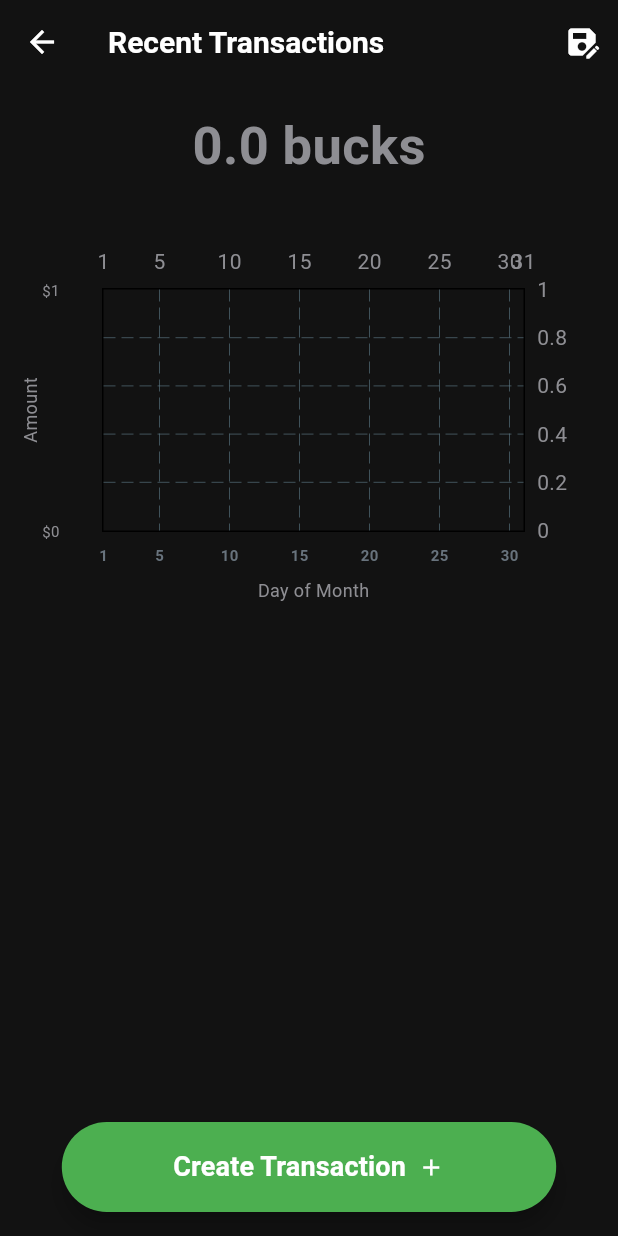
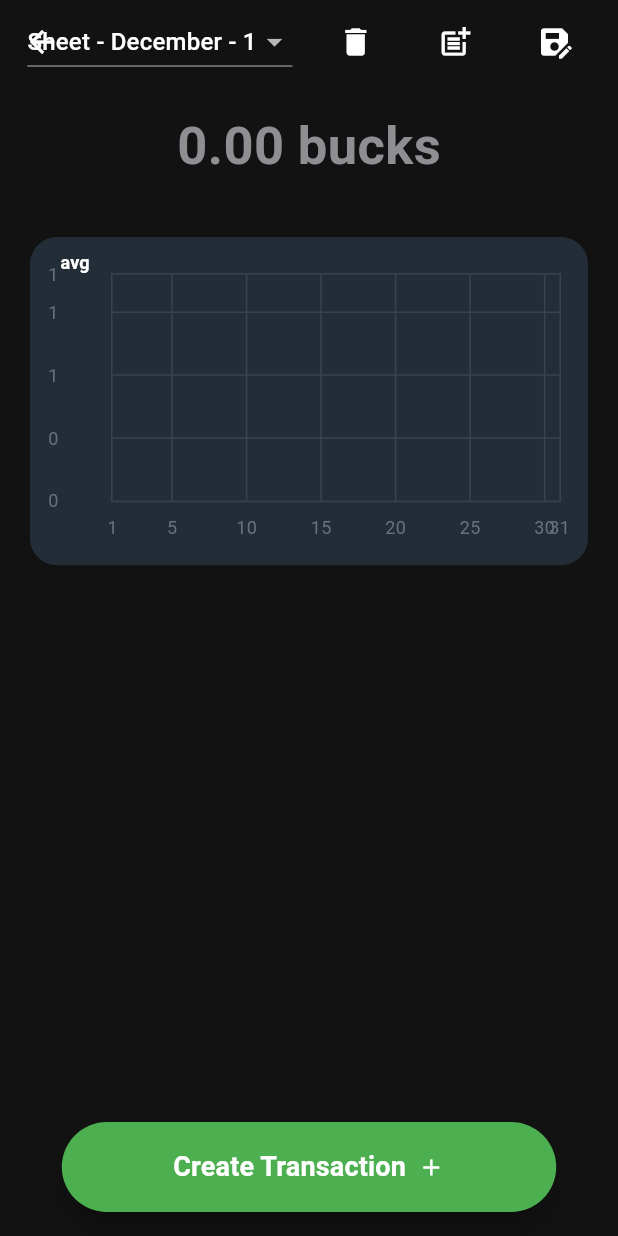
Before and after one commit to NrdyBhu1/finmanager, a Flutter app: the HomeScreen screen opened by its route, on a phone screen of 412 x 824 dp. Run offline on Flutter 3.47's test engine with Material 3 defaults, Android fonts, the phone set to English and light mode, and no system bars; drawn by our look-alikes of fl_chart; our stand-ins replace hive, hive_flutter, open_filex, pdf; accounts and stored records are empty; Roboto replaces fonts that are missing (SF Pro Display).

Commit message:
Some final changes i guess

```diff
--- a/lib/finance_provider.dart
+++ b/lib/finance_provider.dart
@@ -40,6 +40,12 @@ class FinanceProvider with ChangeNotifier {
     for (var sheet in _sheets) {
       await sheetsBox.put(sheet.id, sheet);
     }
+  }
+
+  void switchSheets(Sheet sheet) {
+    _currentSheet = sheet;
+    _currentSheet?.transactions.sort((a, b) => a.date.compareTo(b.date));
+    notifyListeners();
   }
 
   void _createNewSheet({double initialBalance = 0.0}) {
--- a/lib/main.dart
+++ b/lib/main.dart
@@ -36,7 +36,7 @@ void main() async {
 }
 
 
-Future<Uint8List> generateTransactionPdf(List<Transaction> transactions) async {
+Future<Uint8List> generateTransactionPdf(List<Transaction> transactions, double balance) async {
   final pdf = pw.Document();
 
   // Define the table headers
@@ -64,7 +64,21 @@ Future<Uint8List> generateTransactionPdf(List<Transaction> transactions) async {
               data: data,
               border: pw.TableBorder.all(),
               headerStyle: pw.TextStyle(fontWeight: pw.FontWeight.bold),
-              cellAlignment: pw.Alignment.centerRight,
+              cellAlignment: pw.Alignment.centerLeft,
+              cellAlignments: {
+                0: pw.Alignment.centerLeft,
+                1: pw.Alignment.centerLeft,
+                2: pw.Alignment.centerRight,
+              },
+            ),
+
+            pw.Padding(
+              padding: const pw.EdgeInsets.all(5),
+              child: pw.Text('Balance', style: pw.TextStyle(fontWeight: pw.FontWeight.bold)),
+            ),
+            pw.Padding(
+              padding: const pw.EdgeInsets.all(5),
+              child: pw.Text('$balance.toStringAsFixed(2)', textAlign: pw.TextAlign.right, style: pw.TextStyle(fontWeight: pw.FontWeight.bold)),
             ),
           ],
         );
@@ -133,9 +147,33 @@ class _HomeScreenState extends State<HomeScreen>
     final transactions = currentSheet!.transactions;
     final sheetName = currentSheet!.name;
 
-    final pdfBytes = await generateTransactionPdf(transactions);
+    final pdfBytes = await generateTransactionPdf(transactions, currentSheet!.balance);
 
     await exportAndOpenFile(pdfBytes, sheetName);
+  }
+
+  void _showDeleteConfirmation(
+    BuildContext context, FinanceProvider financeProvider, Sheet sheet) {
+    showDialog(
+      context: context,
+      builder: (context) => AlertDialog(
+        title: const Text('Delete Sheet'),
+        content: const Text('Are you sure you want to delete this sheet?'),
+        actions: [
+          TextButton(
+            onPressed: () => Navigator.of(context).pop(),
+            child: const Text('No'),
+          ),
+          TextButton(
+            onPressed: () {
+              financeProvider.deleteSheet(sheet);
+              Navigator.of(context).pop();
+            },
+            child: const Text('Yes'),
+          ),
+        ],
+      ),
+    );
   }
 
   @override
@@ -145,13 +183,42 @@ class _HomeScreenState extends State<HomeScreen>
 
     return Scaffold(
       appBar: AppBar(
-        title: Text("Recent Transactions"),
         actions: <Widget>[
+          Spacer(),
+          DropdownButton<Sheet>(
+            value: currentSheet,
+            onChanged: (Sheet? newSheet) {
+              if (newSheet != null) {
+                financeProvider.switchSheet(newSheet);
+              }
+
+            },
+            items: financeProvider.sheets.map<DropdownMenuItem<Sheet>>((Sheet sheet) {
+                return DropdownMenuItem<Sheet>(
+                  value: sheet,
+                  child: Text(sheet.name),
+                );
+            }).toList(),
+          ),
+          Spacer(),
+          IconButton(
+            icon: const Icon(Icons.delete),
+            tooltip: 'Delete sheet',
+            onPressed: () { _showDeleteConfirmation(context, financeProvider, currentSheet); },
+          ),
+          Spacer(),
+          IconButton(
+            icon: const Icon(Icons.post_add),
+            tooltip: 'Add sheet',
+            onPressed: () { financeProvider.createNewSheet(); },
+          ),
+          Spacer(),
           IconButton(
             icon: const Icon(Icons.save_as),
             tooltip: 'Export sheet',
             onPressed: () { onExportButtonPressed(context); },
           ),
+          Spacer(),
         ],
       ),
       body: Center(
@@ -161,12 +228,15 @@ class _HomeScreenState extends State<HomeScreen>
             Padding(
               padding: EdgeInsets.all(16.0),
               child: Text(
-                '${currentSheet.balance.toString()} bucks',
+                '${currentSheet.balance.toStringAsFixed(2)} bucks',
                 style: TextStyle(fontSize: 35.0, fontWeight: FontWeight.bold),
               ),
             ),
 
-            MonthlyDebitChart(),
+            Padding(
+              padding: EdgeInsets.all(20.0),
+              child: MonthlyDebitChart(),
+            ),
 
             Expanded(
               child: ListView(
@@ -189,7 +259,7 @@ class _HomeScreenState extends State<HomeScreen>
             onPressed: () {
               showModalBottomSheet(
                 context: context,
-                isScrollControlled: true,
+                // isScrollControlled: true,
                 builder: (BuildContext context) {
                   return TransactionForm();
                 },
--- a/lib/monthly_chart.dart
+++ b/lib/monthly_chart.dart
@@ -7,113 +7,173 @@ import 'finance_provider.dart';
 import 'transaction.dart';
 import 'sheets.dart';
 
-class MonthlyDebitChart extends StatelessWidget {
+import 'package:fl_chart/fl_chart.dart';
+import 'package:flutter/material.dart';
+import 'package:provider/provider.dart';
+import 'finance_provider.dart';
+
+class MonthlyDebitChart extends StatefulWidget {
   const MonthlyDebitChart({super.key});
 
-  Widget bottomTitleWidgets(double value, TitleMeta meta) {
-    const style = TextStyle(
-      color: Color(0xff68737d),
-      fontWeight: FontWeight.bold,
-      fontSize: 10,
-    );
-
-    final day = value.toInt();
-
-    if (day == 1 || day % 5 == 0) {
-      return SideTitleWidget(
-        meta: meta,
-        space: 8.0,
-        child: Text('$day', style: style),
-      );
-    }
-    return Container();
+  @override
+  State<MonthlyDebitChart> createState() => _MonthlyDebitChartState();
 }
 
-  // Inside MonthlyDebitChart class's build method:
+class _MonthlyDebitChartState extends State<MonthlyDebitChart> {
+  // Styling colors inspired by the sample
+  List<Color> gradientColors = [
+    const Color(0xff23b6e6),
+    const Color(0xff02d39a),
+  ];
+
+  bool showAvg = false;
+
   @override
   Widget build(BuildContext context) {
     final provider = Provider.of<FinanceProvider>(context);
     final dailyDebitData = provider.monthlyDebitDataByDay;
 
-    // 1. Data Processing and Setup
+    // 1. Prepare Data Spots
     List<FlSpot> chartSpots = dailyDebitData.entries
         .map((entry) => FlSpot(entry.key.toDouble(), entry.value))
         .toList();
 
-    // Calculate boundaries safely
-    final maxAmount = chartSpots.map((spot) => spot.y).fold(0.0, (a, b) => a > b ? a : b);
-    final maxX = dailyDebitData.keys.fold(31.0, (a, b) => b.toDouble() > a ? b.toDouble() : a);
+    // Sort spots by X value to ensure the line draws correctly
+    chartSpots.sort((a, b) => a.x.compareTo(b.x));
 
-    // FIX 1 & 2: Safe Boundaries and Interval Calculation
-    final safeMaxY = maxAmount > 0 ? maxAmount * 1.1 : 1.0; // If no spending, set max to 1.0
-    final yInterval = maxAmount > 0 ? maxAmount / 3 : 1.0; // If no spending, set interval to 1.0
+    // 2. Calculate dynamic bounds and averages
+    final maxAmount = chartSpots.isEmpty ? 1.0 : chartSpots.map((s) => s.y).reduce((a, b) => a > b ? a : b);
+    final avgAmount = chartSpots.isEmpty ? 0.0 : chartSpots.map((s) => s.y).reduce((a, b) => a + b) / chartSpots.length;
+    final maxX = dailyDebitData.keys.isEmpty ? 31.0 : dailyDebitData.keys.reduce((a, b) => a > b ? a : b).toDouble();
 
-    // 2. The Line Chart configuration
-    return AspectRatio(
-      aspectRatio: 1.5,
+    return Stack(
+      children: <Widget>[
+        AspectRatio(
+          aspectRatio: 1.70,
+          child: Container(
+            decoration: const BoxDecoration(
+              borderRadius: BorderRadius.all(Radius.circular(18)),
+              color: Color(0xff232d37), // Dark background from sample
+            ),
             child: Padding(
               padding: const EdgeInsets.only(right: 18, left: 12, top: 24, bottom: 12),
               child: LineChart(
-          LineChartData(
-            // ... (Existing gridData and borderData) ...
+                showAvg
+                  ? avgData(chartSpots, maxX, maxAmount, avgAmount)
+                  : mainData(chartSpots, maxX, maxAmount),
+              ),
+            ),
+          ),
+        ),
+        // Average Toggle Button
+        SizedBox(
+          width: 60,
+          height: 34,
+          child: TextButton(
+            onPressed: () => setState(() => showAvg = !showAvg),
+            child: Text(
+              'avg',
+              style: TextStyle(
+                fontSize: 12,
+                color: showAvg ? Colors.white.withOpacity(0.5) : Colors.white,
+              ),
+            ),
+          ),
+        ),
+      ],
+    );
+  }
 
+  LineChartData mainData(List<FlSpot> spots, double maxX, double maxAmount) {
+    return LineChartData(
+      gridData: FlGridData(
+        show: true,
+        drawVerticalLine: true,
+        horizontalInterval: maxAmount / 3 > 0 ? maxAmount / 3 : 1,
+        verticalInterval: 5, // Grid line every 5 days
+        getDrawingHorizontalLine: (value) => const FlLine(color: Color(0xff37434d), strokeWidth: 1),
+        getDrawingVerticalLine: (value) => const FlLine(color: Color(0xff37434d), strokeWidth: 1),
+      ),
       titlesData: FlTitlesData(
-              // ... (Existing top and right titles) ...
-
-              // Bottom (X-axis) titles remain the same
+        show: true,
+        rightTitles: const AxisTitles(sideTitles: SideTitles(showTitles: false)),
+        topTitles: const AxisTitles(sideTitles: SideTitles(showTitles: false)),
         bottomTitles: AxisTitles(
-                axisNameWidget: const Text('Day of Month', style: TextStyle(fontSize: 12)),
           sideTitles: SideTitles(
             showTitles: true,
             reservedSize: 30,
-                  interval: 1,
-                  getTitlesWidget: bottomTitleWidgets,
-                ),
-              ),
-
-              // Left (Y-axis) titles with the fix
-              leftTitles: AxisTitles(
-                axisNameWidget: const Text('Amount', style: TextStyle(fontSize: 12)),
-                sideTitles: SideTitles(
-                  showTitles: true,
-                  reservedSize: 40,
-                  interval: yInterval, // <-- NOW USES THE SAFE INTERVAL
-                  getTitlesWidget: (value, meta) {
-                    return Text(
-                      '\$${value.toStringAsFixed(0)}', // Show whole numbers
-                      style: const TextStyle(fontSize: 10),
-                    );
-                  },
+            interval: 5,
+            getTitlesWidget: (value, meta) => SideTitleWidget(
+              meta: meta,
+              child: Text('${value.toInt()}', style: const TextStyle(color: Color(0xff68737d), fontSize: 12)),
             ),
           ),
         ),
-
-            // Define the chart boundaries with safeMaxY
+        leftTitles: AxisTitles(
+          sideTitles: SideTitles(
+            showTitles: true,
+            interval: maxAmount / 3 > 0 ? maxAmount / 3 : 1,
+            getTitlesWidget: (value, meta) => Text(
+              value.toStringAsFixed(0),
+              style: const TextStyle(color: Color(0xff67727d), fontSize: 12),
+            ),
+            reservedSize: 42,
+          ),
+        ),
+      ),
+      borderData: FlBorderData(
+        show: true,
+        border: Border.all(color: const Color(0xff37434d)),
+      ),
       minX: 1,
       maxX: maxX,
       minY: 0,
-            maxY: safeMaxY, // <-- NOW USES THE SAFE MAX Y
-
+      maxY: maxAmount * 1.2, // Give some head room
       lineBarsData: [
         LineChartBarData(
-                spots: chartSpots,
+          spots: spots,
           isCurved: true,
-                color: Colors.red.shade600,
-                barWidth: 3,
+          gradient: LinearGradient(colors: gradientColors),
+          barWidth: 5,
           isStrokeCapRound: true,
-                // FIX 2 continuation: If no spending, show a single dot/line at 0
-                dotData: FlDotData(
-                  show: maxAmount > 0, // Only show dots if there is actual spending
-                ),
+          dotData: const FlDotData(show: false),
           belowBarData: BarAreaData(
             show: true,
-                  color: Colors.red.shade600.withOpacity(0.3),
+            gradient: LinearGradient(
+              colors: gradientColors.map((color) => color.withOpacity(0.3)).toList(),
+            ),
           ),
         ),
       ],
+    );
+  }
+
+  LineChartData avgData(List<FlSpot> spots, double maxX, double maxAmount, double avg) {
+    // Create spots for the flat average line
+    List<FlSpot> avgSpots = [FlSpot(1, avg), FlSpot(maxX, avg)];
+
+    return LineChartData(
+      lineTouchData: const LineTouchData(enabled: false),
+      gridData: mainData(spots, maxX, maxAmount).gridData,
+      titlesData: mainData(spots, maxX, maxAmount).titlesData,
+      borderData: mainData(spots, maxX, maxAmount).borderData,
+      minX: 1,
+      maxX: maxX,
+      minY: 0,
+      maxY: maxAmount * 1.2,
+      lineBarsData: [
+        LineChartBarData(
+          spots: avgSpots,
+          isCurved: false,
+          barWidth: 5,
+          color: gradientColors[0].withOpacity(0.8),
+          dotData: const FlDotData(show: false),
+          belowBarData: BarAreaData(
+            show: true,
+            color: gradientColors[0].withOpacity(0.1),
           ),
         ),
-      ),
+      ],
     );
   }
 }
--- a/lib/transaction.dart
+++ b/lib/transaction.dart
@@ -399,6 +399,9 @@ class _TransactionFormState extends State<TransactionForm> {
                   ],
                 ),
               ),
+
+              if (widget.isEditing != null)
+              const SizedBox(height: 30),
             ],
           ),
         ),
--- a/pubspec.yaml
+++ b/pubspec.yaml
@@ -29,9 +29,6 @@ dev_dependencies:
   flutter_launcher_icons: "^0.14.4"
 
   flutter_lints: ^6.0.0
-
-  hive_generator: ^2.0.1
-  build_runner: ^2.4.8
 
 
 flutter_launcher_icons:
```
Also changed, not shown: pubspec.lock. Lines whose indentation alone changed are shown as unchanged.
